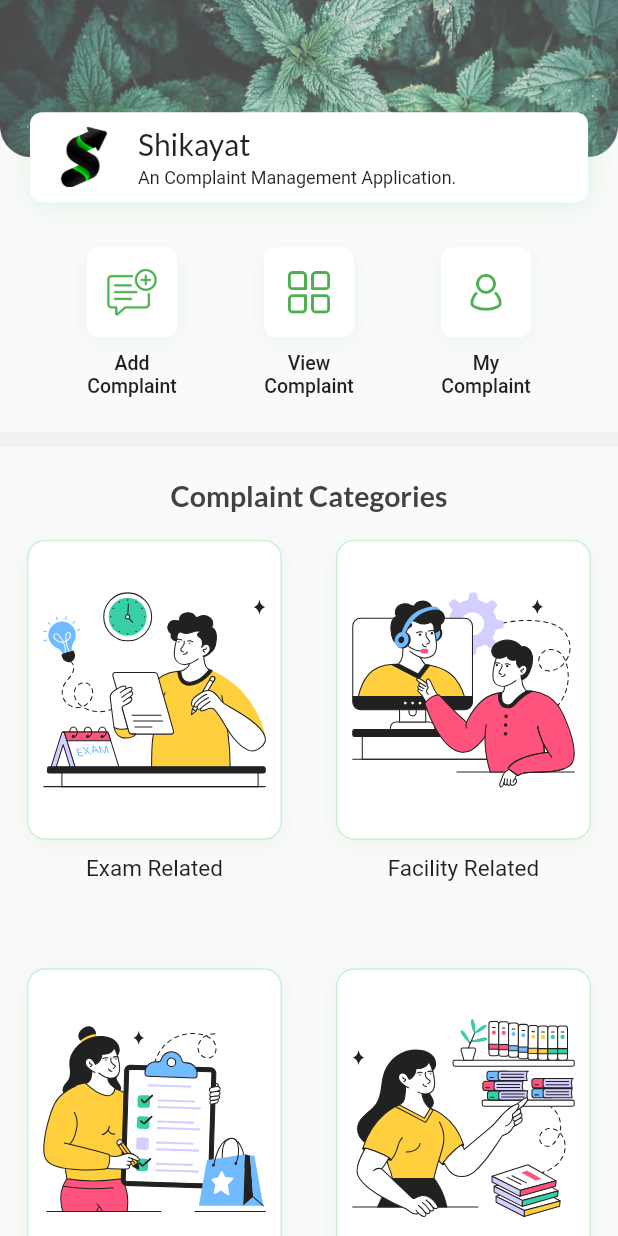
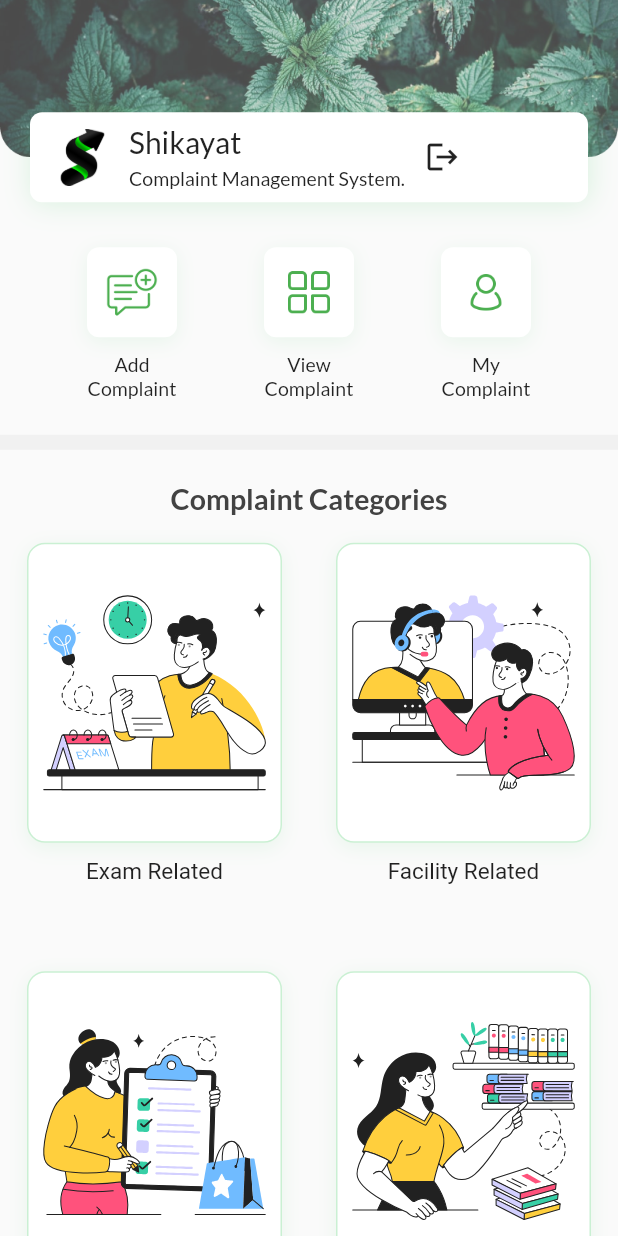
Before and after one commit to VikramadityaDev/shikayat, a Flutter app: the screen it shows after launch, on a phone screen of 412 x 824 dp. Run offline on Flutter 3.47's test engine with Material 2 defaults, Android fonts, the phone set to English and light mode, and no system bars; our stand-ins replace cloud_firestore, firebase_auth, firebase_core, font_awesome_flutter, google_fonts, lottie and 2 more; accounts and stored records are empty.

Commit message:
minor changes

```diff
--- a/lib/screens/student/home_screen.dart
+++ b/lib/screens/student/home_screen.dart
@@ -1,3 +1,4 @@
+import 'package:firebase_auth/firebase_auth.dart';
 import 'package:flutter/material.dart';
 import 'package:google_fonts/google_fonts.dart';
 import 'package:lottie/lottie.dart';
@@ -7,6 +8,7 @@ import 'package:shikayat/categories/exam.dart';
 import 'package:shikayat/categories/facility.dart';
 import 'package:shikayat/categories/library.dart';
 import 'package:shikayat/categories/lost&found.dart';
+import 'package:shikayat/screens/student/add_shikayat.dart';
 import 'package:shikayat/utils/assets.dart';
 
 class HomeScreen extends StatefulWidget with WidgetsBindingObserver {
@@ -245,10 +247,10 @@ class _HomeScreenState extends State<HomeScreen>
                 children: [
                   Image.asset(
                     'assets/shikayat_logo.png',
-                    height: 40,
+                    height: 38,
                   ),
                   const SizedBox(
-                    width: 16,
+                    width: 12,
                   ),
                   Column(
                     mainAxisAlignment: MainAxisAlignment.center,
@@ -264,12 +266,25 @@ class _HomeScreenState extends State<HomeScreen>
                       const SizedBox(
                         height: 4,
                       ),
-                      const Text(
-                        "An Complaint Management Application.",
-                        style: TextStyle(
-                            fontSize: 12, fontWeight: FontWeight.w400),
-                      )
+                      Text(
+                        "Complaint Management System.",
+                        style: GoogleFonts.lato(
+                            fontSize: 13, fontWeight: FontWeight.w400),
+                      ),
+
                     ],
+                  ),
+                  const SizedBox(
+                    width: 1,
+                  ),
+                  IconButton(
+                      onPressed: (){
+                        FirebaseAuth.instance.signOut().then((value) {
+                          Navigator.of(context).pushReplacementNamed('/');
+                        },
+                        );
+                      },
+                      icon: const Icon(Icons.logout)
                   )
                 ],
               ),
@@ -300,7 +315,12 @@ class _HomeScreenState extends State<HomeScreen>
               mainAxisAlignment: MainAxisAlignment.start,
               crossAxisAlignment: CrossAxisAlignment.center,
               children: [
-                Container(
+                GestureDetector(
+                  onTap: (){
+                    Navigator.push(context,
+                      MaterialPageRoute(builder: (context) => const AddShikayat()));
+                  },
+                  child: Container(
                     width: 60,
                     height: 60,
                     margin: const EdgeInsets.only(bottom: 10),
@@ -321,11 +341,12 @@ class _HomeScreenState extends State<HomeScreen>
                           image: AssetImage('assets/add_message.png')),
                     ),
                   ),
-                const Text(
+                ),
+                Text(
                   'Add Complaint',
                   maxLines: 2,
                   textAlign: TextAlign.center,
-                  style: TextStyle(fontSize: 13, fontWeight: FontWeight.w500),
+                  style: GoogleFonts.lato(fontSize: 13, fontWeight: FontWeight.w500),
                 )
               ],
             ),
@@ -341,6 +362,8 @@ class _HomeScreenState extends State<HomeScreen>
               curve: Curves.easeOut,
             ),
           ),
+          child: GestureDetector(
+            onTap: () => Navigator.of(context).pushNamed('/viewShikayat'),
             child: SizedBox(
               width: 60,
               child: Column(
@@ -368,13 +391,14 @@ class _HomeScreenState extends State<HomeScreen>
                           image: AssetImage('assets/view.png'),),
                     ),
                   ),
-                const Text(
+                  Text(
                     'View Complaint',
                     maxLines: 2,
                     textAlign: TextAlign.center,
-                  style: TextStyle(fontSize: 13, fontWeight: FontWeight.w500),
+                    style: GoogleFonts.lato(fontSize: 13, fontWeight: FontWeight.w500),
                   )
                 ],
+              ),
             ),
           ),
         ),
@@ -388,6 +412,8 @@ class _HomeScreenState extends State<HomeScreen>
               curve: Curves.easeOut,
             ),
           ),
+          child: GestureDetector(
+            onTap: () => Navigator.of(context).pushNamed('/myShikayat'),
             child: SizedBox(
               width: 60,
               child: Column(
@@ -415,13 +441,14 @@ class _HomeScreenState extends State<HomeScreen>
                           image: AssetImage('assets/account.png')),
                     ),
                   ),
-                const Text(
+                  Text(
                     'My Complaint',
                     maxLines: 2,
                     textAlign: TextAlign.center,
-                  style: TextStyle(fontSize: 13, fontWeight: FontWeight.w500),
+                    style: GoogleFonts.lato(fontSize: 13, fontWeight: FontWeight.w500),
                   )
                 ],
+              ),
             ),
           ),
         ),
```
Lines whose indentation alone changed are shown as unchanged.
